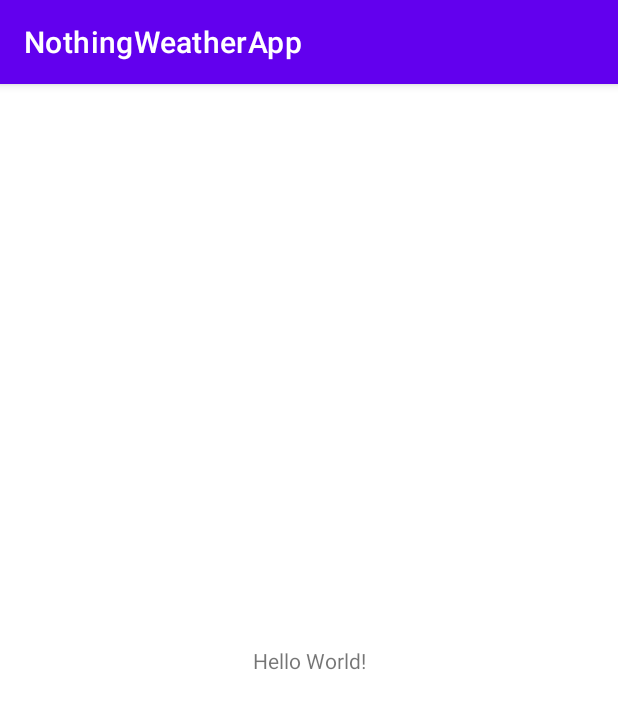
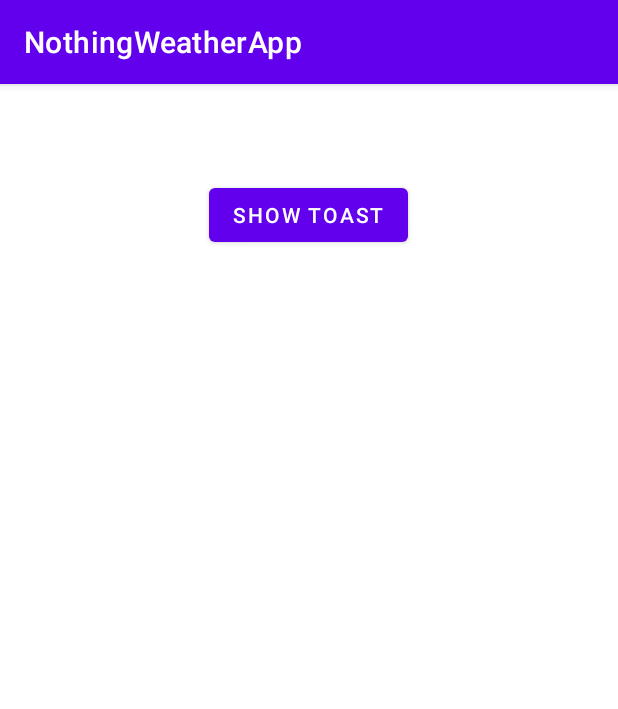
Before and after one commit to muhammedbilals/weather_app, an Android app: the screen it shows after launch (MainActivity), on a phone screen of 412 x 824 dp. Shown: the top 709 px of the screen. Run offline under Robolectric (Android 15) with nearby library versions, the phone set to English and light mode, and no system bars.

Commit message:
button ,show toast added

```diff
--- a/app/build.gradle
+++ b/app/build.gradle
@@ -5,12 +5,12 @@ plugins {
 
 android {
     namespace 'com.inspired.weatherapp'
-    compileSdk 32
+    compileSdk 33
 
     defaultConfig {
         applicationId "com.inspired.weatherapp"
         minSdk 21
-        targetSdk 32
+        targetSdk 33
         versionCode 1
         versionName "1.0"
 
--- a/app/src/main/AndroidManifest.xml
+++ b/app/src/main/AndroidManifest.xml
@@ -1,6 +1,6 @@
 <?xml version="1.0" encoding="utf-8"?>
 <manifest xmlns:android="http://schemas.android.com/apk/res/android"
-    xmlns:tools="http://schemas.android.com/tools">
+    xmlns:tools="http://schemas.android.com/tools" >
 
     <application
         android:allowBackup="true"
@@ -11,10 +11,10 @@
         android:roundIcon="@mipmap/ic_launcher_round"
         android:supportsRtl="true"
         android:theme="@style/Theme.NothingWeatherApp"
-        tools:targetApi="31">
+        tools:targetApi="31" >
         <activity
             android:name=".MainActivity"
-            android:exported="true">
+            android:exported="true" >
             <intent-filter>
                 <action android:name="android.intent.action.MAIN" />
 
--- a/app/src/main/java/com/inspired/weatherapp/MainActivity.kt
+++ b/app/src/main/java/com/inspired/weatherapp/MainActivity.kt
@@ -2,10 +2,20 @@ package com.inspired.weatherapp
 
 import androidx.appcompat.app.AppCompatActivity
 import android.os.Bundle
+import android.widget.Button
+import android.widget.Toast
+
 
 class MainActivity : AppCompatActivity() {
     override fun onCreate(savedInstanceState: Bundle?) {
         super.onCreate(savedInstanceState)
         setContentView(R.layout.activity_main)
+
+        val btnShowToast = findViewById<Button>(R.id.btnShowToast)
+
+        btnShowToast.setOnClickListener(){
+            Toast.makeText(this,"button clicked",Toast.LENGTH_SHORT,).show();
+        }
+
     }
 }
--- a/app/src/main/res/layout/activity_main.xml
+++ b/app/src/main/res/layout/activity_main.xml
@@ -1,18 +1,19 @@
 <?xml version="1.0" encoding="utf-8"?>
-<androidx.constraintlayout.widget.ConstraintLayout xmlns:android="http://schemas.android.com/apk/res/android"
+<RelativeLayout xmlns:android="http://schemas.android.com/apk/res/android"
     xmlns:app="http://schemas.android.com/apk/res-auto"
     xmlns:tools="http://schemas.android.com/tools"
     android:layout_width="match_parent"
     android:layout_height="match_parent"
     tools:context=".MainActivity">
 
-    <TextView
+
+    <Button
+        android:id="@+id/btnShowToast"
         android:layout_width="wrap_content"
         android:layout_height="wrap_content"
-        android:text="Hello World!"
-        app:layout_constraintBottom_toBottomOf="parent"
-        app:layout_constraintEnd_toEndOf="parent"
-        app:layout_constraintStart_toStartOf="parent"
-        app:layout_constraintTop_toTopOf="parent" />
+        android:layout_alignParentTop="true"
+        android:layout_centerHorizontal="true"
+        android:layout_marginTop="63dp"
+        android:text="Show Toast" />
 
-</androidx.constraintlayout.widget.ConstraintLayout>
+</RelativeLayout>
```
